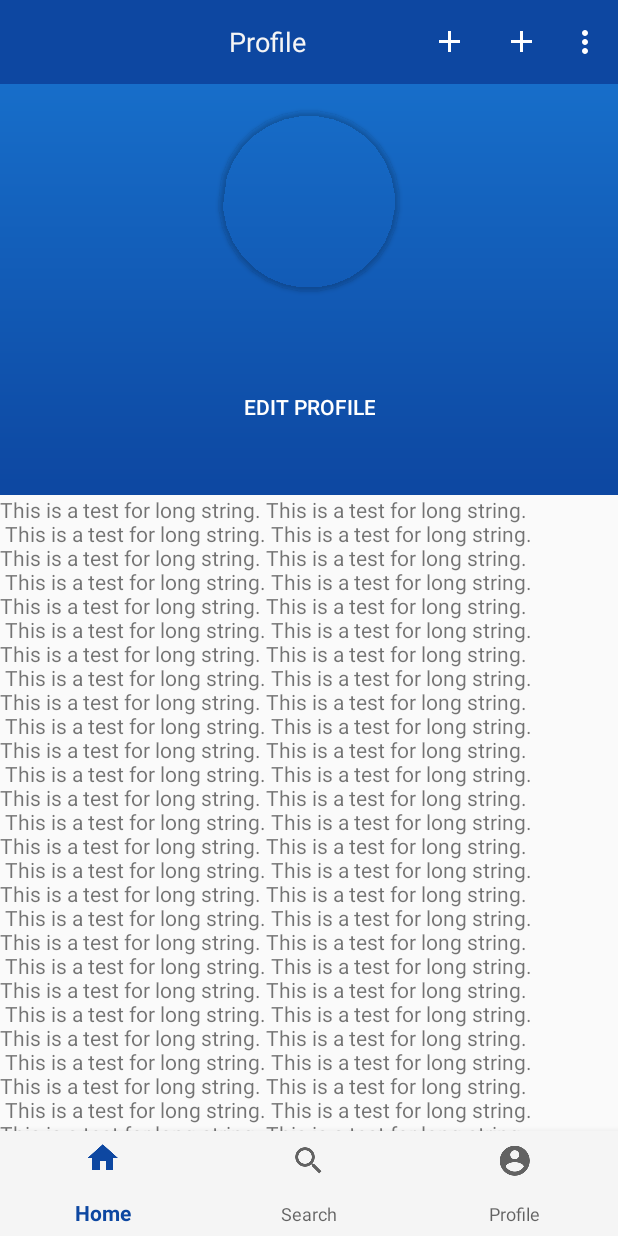
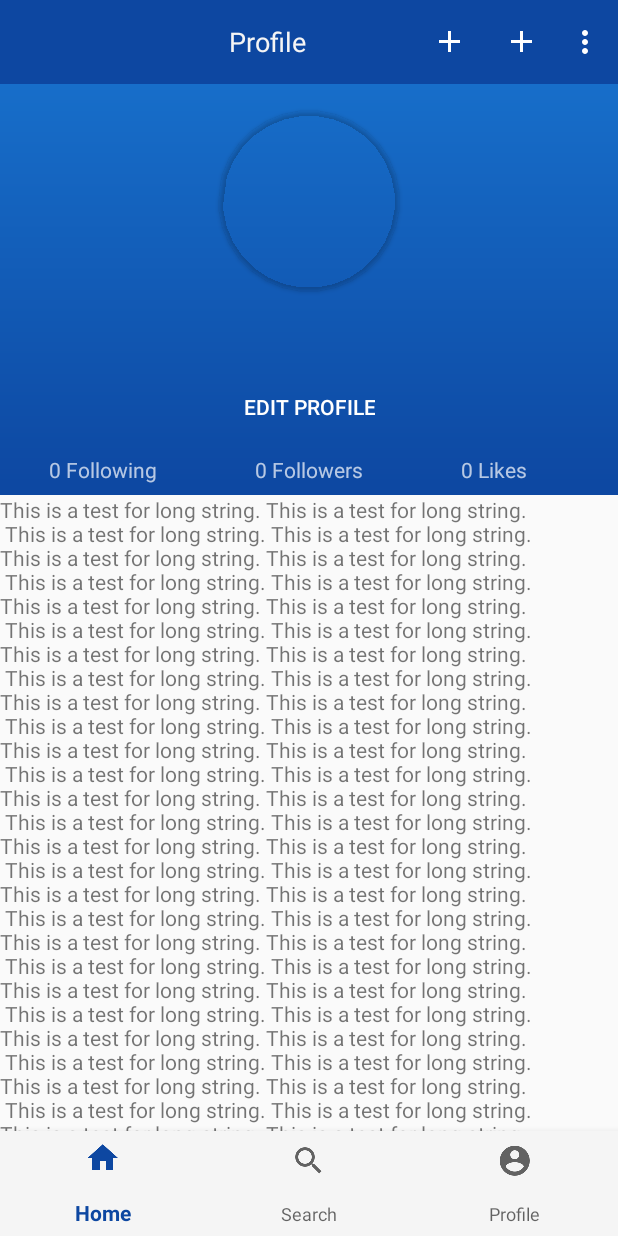
Before and after one commit to maheshgaya/CoolWallpapers, an Android app: the fragment ProfileFragment placed in its activity, on a phone screen of 412 x 824 dp. Run offline under Robolectric (Android 15) with nearby library versions, the phone set to English and light mode, and no system bars; our stand-ins replace ButterKnife, Firebase (no records; nobody signed in at launch, a user with empty details on screens opened directly); libraries missing offline, so code that uses them is left out: com.firebase.ui.

Commit message:
Feat: added realtime database

```diff
--- a/app/build.gradle
+++ b/app/build.gradle
@@ -30,8 +30,9 @@ dependencies {
     //Support libraries and design libraries
     compile 'com.android.support:appcompat-v7:25.1.1'
     compile 'com.android.support:design:25.1.1'
-    compile 'com.android.support:cardview-v7:21.0.+'
-    compile 'com.android.support:recyclerview-v7:21.0.+'
+    compile 'com.android.support:cardview-v7:25.1.1'
+    compile 'com.android.support:recyclerview-v7:25.1.1'
+    compile "com.android.support:gridlayout-v7:25.1.1"
 
     //Dependency Injection
     compile 'com.jakewharton:butterknife:8.5.1'
@@ -40,6 +41,7 @@ dependencies {
     //Firebase
     compile 'com.google.firebase:firebase-auth:10.0.1'
     compile 'com.google.firebase:firebase-messaging:10.0.1'
+    compile 'com.google.firebase:firebase-database:10.0.1'
 
     //Firebase UI
     compile 'com.firebaseui:firebase-ui-auth:1.1.1'
--- /dev/null
+++ b/app/src/main/java/com/maheshgaya/android/coolwallpapers/data/Post.java
@@ -0,0 +1,113 @@
+package com.maheshgaya.android.coolwallpapers.data;
+
+/**
+ * Created by Mahesh Gaya on 2/8/17.
+ */
+
+public class Post {
+
+    public static final String TABLE_NAME = "posts";
+
+    /** keeps a reference to the image on the Storage */
+    private String imageUrl;
+    /** keeps a reference to the submitter */
+    private String uid;
+    /** the title of the post, should be very short */
+    private String title;
+    /** date posted */
+    private String date;
+    /** location, if given by the user */
+    private String location;
+    /** description of the post */
+    private String description;
+    /** category of the post */
+    private String category;
+    /** tags, if any */
+    private String tags;
+
+    /**
+     * Only constructor
+     * @param uid
+     * @param title
+     * @param date
+     * @param description
+     * @param category
+     * @param tags
+     * @param location
+     */
+    public Post(String uid, String title,  String date, String description,
+                String category, String tags, String location){
+        this.uid = uid;
+        this.title = title;
+        this.date = date;
+        this.description = description;
+        this.category = category;
+        this.tags = tags;
+        this.location = location;
+
+    }
+
+    public String getCategory() {
+        return category;
+    }
+
+    public void setCategory(String category) {
+        this.category = category;
+    }
+
+    public String getDate() {
+        return date;
+    }
+
+    public void setDate(String date) {
+        this.date = date;
+    }
+
+    public String getDescription() {
+        return description;
+    }
+
+    public void setDescription(String description) {
+        this.description = description;
+    }
+
+    public String getImageUrl() {
+        return imageUrl;
+    }
+
+    public void setImageUrl(String imageUrl) {
+        this.imageUrl = imageUrl;
+    }
+
+    public String getLocation() {
+        return location;
+    }
+
+    public void setLocation(String location) {
+        this.location = location;
+    }
+
+    public String getTags() {
+        return tags;
+    }
+
+    public void setTags(String tags) {
+        this.tags = tags;
+    }
+
+    public String getTitle() {
+        return title;
+    }
+
+    public void setTitle(String title) {
+        this.title = title;
+    }
+
+    public String getUid() {
+        return uid;
+    }
+
+    public void setUid(String uid) {
+        this.uid = uid;
+    }
+}
--- a/app/src/main/java/com/maheshgaya/android/coolwallpapers/ui/HomeFragment.java
+++ b/app/src/main/java/com/maheshgaya/android/coolwallpapers/ui/HomeFragment.java
@@ -50,7 +50,7 @@ public class HomeFragment extends Fragment {
             @Override
             public boolean onMenuItemClick(MenuItem item) {
                 Log.d(TAG, "onMenuItemClick: adding");
-                //TODO: Start add post activity
+                //TODO: Start AddPostActivity
                 return true;
             }
         });
--- a/app/src/main/java/com/maheshgaya/android/coolwallpapers/ui/MainActivity.java
+++ b/app/src/main/java/com/maheshgaya/android/coolwallpapers/ui/MainActivity.java
@@ -1,16 +1,12 @@
 package com.maheshgaya.android.coolwallpapers.ui;
 
 import android.content.Intent;
-import android.net.Uri;
-import android.os.Build;
 import android.support.annotation.NonNull;
 import android.support.design.widget.BottomNavigationView;
 import android.support.v4.app.Fragment;
 import android.support.v4.app.FragmentManager;
-import android.support.v4.app.FragmentTransaction;
 import android.support.v7.app.AppCompatActivity;
 import android.os.Bundle;
-import android.support.v7.widget.Toolbar;
 import android.util.Log;
 import android.view.MenuItem;
 import android.widget.Toast;
@@ -23,8 +19,12 @@ import com.google.android.gms.tasks.OnCompleteListener;
 import com.google.android.gms.tasks.Task;
 import com.google.firebase.auth.FirebaseAuth;
 import com.google.firebase.auth.FirebaseUser;
+import com.google.firebase.database.DatabaseReference;
+import com.google.firebase.database.FirebaseDatabase;
 import com.maheshgaya.android.coolwallpapers.BuildConfig;
 import com.maheshgaya.android.coolwallpapers.R;
+import com.maheshgaya.android.coolwallpapers.data.Post;
+import com.maheshgaya.android.coolwallpapers.util.DateUtils;
 
 import java.util.Arrays;
 
@@ -44,6 +44,11 @@ public class MainActivity extends AppCompatActivity {
     private FirebaseAuth mFirebaseAuth;
     /** current user */
     private FirebaseUser mUser;
+    /** realtime database */
+    private FirebaseDatabase mFirebaseDatabase;
+    /** realtime database reference */
+    private DatabaseReference mPostDBReference;
+
 
     /**
      * initializes the views and adds listeners for the controls
@@ -56,7 +61,9 @@ public class MainActivity extends AppCompatActivity {
         setContentView(R.layout.activity_main);
         ButterKnife.bind(this);
 
+        //get authentication
         mFirebaseAuth = FirebaseAuth.getInstance();
+        //get current user
         mUser = mFirebaseAuth.getCurrentUser();
         if (mUser == null){
             //redirect to login
@@ -68,7 +75,17 @@ public class MainActivity extends AppCompatActivity {
             String uid = mUser.getUid();
         }*/
 
+        /** initialization of the realtime database */
+        mFirebaseDatabase = FirebaseDatabase.getInstance();
+        mPostDBReference = mFirebaseDatabase.getReference(Post.TABLE_NAME);
 
+        if (mUser != null) {
+            mPostDBReference.setValue(new Post(mUser.getUid(), "Test Image", DateUtils.getCurrentDate(),
+                    "This is a test", "nature", "tree, test", "currentlocation"));
+            Log.d(TAG, "onCreate: post data");
+        }
+
+        //bottom navigation initialization
         mFragmentManager = getSupportFragmentManager();
 
         //initialize the home fragment to the main container
@@ -139,6 +156,9 @@ public class MainActivity extends AppCompatActivity {
 
             if (resultCode == ResultCodes.OK) {
                 // Successfully signed in
+                mUser = mFirebaseAuth.getCurrentUser();
+
+
             } else {
                 // Sign in failed
                 if (response == null) {
@@ -175,7 +195,6 @@ public class MainActivity extends AppCompatActivity {
                         Toast.makeText(getApplicationContext(), getString(R.string.sign_out_success), Toast.LENGTH_SHORT).show();
                         //redirect to login activity
                         requireLogin();
-
                     }
                 });
     }
--- a/app/src/main/java/com/maheshgaya/android/coolwallpapers/ui/ProfileFragment.java
+++ b/app/src/main/java/com/maheshgaya/android/coolwallpapers/ui/ProfileFragment.java
@@ -43,6 +43,9 @@ public class ProfileFragment extends Fragment {
     @BindView(R.id.profile_name)TextView mProfileNameTextView;
     @BindView(R.id.profile_image_view)ImageView mProfileImageView;
     @BindView(R.id.edit_profile_button)Button mEditProfileButton;
+    @BindView(R.id.follower_textview)TextView mFollowerTextView;
+    @BindView(R.id.following_textview)TextView mFollowingTextView;
+    @BindView(R.id.likes_textview)TextView mLikesTextView;
 
     /** gets the current user */
     private FirebaseUser mUser;
@@ -72,7 +75,9 @@ public class ProfileFragment extends Fragment {
             @Override
             public void onOffsetChanged(AppBarLayout appBarLayout, int verticalOffset) {
                 if (appBarLayout.getTotalScrollRange() + verticalOffset == 0){
-                    mToolbarTitle.setText(mUser.getDisplayName());
+                    if (mUser != null) {
+                        mToolbarTitle.setText(mUser.getDisplayName());
+                    }
                 } else {
                     mToolbarTitle.setText(getActivity().getString(R.string.bottom_nav_profile));
                 }
@@ -92,6 +97,7 @@ public class ProfileFragment extends Fragment {
         return rootView;
     }
 
+
     /**
      *
      * @param savedInstanceState
@@ -106,7 +112,13 @@ public class ProfileFragment extends Fragment {
     public void onActivityCreated(@Nullable Bundle savedInstanceState) {
         super.onActivityCreated(savedInstanceState);
         mUser = ((MainActivity)getActivity()).getCurrentUser();
-        mProfileNameTextView.setText(mUser.getDisplayName());
+        if (mUser != null) {
+            mProfileNameTextView.setText(mUser.getDisplayName());
+            mFollowerTextView.setText(0 + " " + getString(R.string.followers));
+            mFollowingTextView.setText(0 + " " + getString(R.string.following));
+            mLikesTextView.setText(0 + " " + getString(R.string.likes));
+
+        }
     }
 
     @Override
@@ -117,7 +129,7 @@ public class ProfileFragment extends Fragment {
             @Override
             public boolean onMenuItemClick(MenuItem item) {
                 Log.d(TAG, "onMenuItemClick: adding");
-                //TODO: Start add post activity
+                //TODO: Start add Post activity
                 return true;
             }
         });
--- /dev/null
+++ b/app/src/main/java/com/maheshgaya/android/coolwallpapers/util/DateUtils.java
@@ -0,0 +1,46 @@
+package com.maheshgaya.android.coolwallpapers.util;
+
+import android.util.Log;
+
+import java.text.DateFormat;
+import java.text.ParseException;
+import java.text.SimpleDateFormat;
+import java.util.Calendar;
+import java.util.Locale;
+
+/**
+ * Created by Mahesh Gaya on 2/8/17.
+ */
+
+public class DateUtils {
+
+    private static final String TAG = DateUtils.class.getSimpleName();
+
+    /**
+     * Get the date in Feb 08, 2017
+     * @param date
+     * @return
+     */
+    public static String getFriendlyDate(String date){
+        DateFormat dateFormat = new SimpleDateFormat("MMM dd, yyyy", Locale.getDefault());
+        try {
+            return dateFormat.parse(date).toString();
+        } catch (ParseException e) {
+            Log.e(TAG, "getFriendlyDate: ", e);
+            e.printStackTrace();
+            return null;
+        }
+
+    }
+
+    /**
+     * Get the current date in 02/08/2017
+     * @return
+     */
+    public static String getCurrentDate(){
+        DateFormat dateFormat = new SimpleDateFormat("MM/dd/yyyy", Locale.getDefault());
+        Calendar calendar = Calendar.getInstance();
+        return dateFormat.format(calendar.getTime());
+    }
+
+}
--- a/app/src/main/res/layout/profile_detail.xml
+++ b/app/src/main/res/layout/profile_detail.xml
@@ -1,19 +1,19 @@
 <?xml version="1.0" encoding="utf-8"?>
 <!-- profile -->
-<GridLayout
+<android.support.v7.widget.GridLayout
     xmlns:android="http://schemas.android.com/apk/res/android"
     xmlns:app="http://schemas.android.com/apk/res-auto"
     xmlns:tools="http://schemas.android.com/tools"
     android:layout_marginTop="?attr/actionBarSize"
     app:layout_scrollFlags="scroll|enterAlwaysCollapsed"
     app:layout_collapseMode="parallax"
-    android:columnCount="3"
-    android:rowCount="2"
+    app:columnCount="3"
+    app:rowCount="2"
     android:layout_width="match_parent"
     android:layout_height="wrap_content">
     <LinearLayout
-        android:layout_row="0"
-        android:layout_columnSpan="3"
+        app:layout_row="0"
+        app:layout_columnSpan="3"
         android:orientation="vertical"
         android:layout_height="wrap_content"
         android:layout_width="match_parent">
@@ -65,34 +65,33 @@
 
     <TextView
         tools:text="# followers"
-        android:layout_column="1"
-        android:layout_row="1"
-        android:layout_columnWeight="1"
+        app:layout_column="1"
+        app:layout_row="1"
+        app:layout_columnWeight="1"
         android:id="@+id/follower_textview"
-        android:stretchMode="spacingWidthUniform"
         android:layout_height="wrap_content"
         android:layout_width="wrap_content"
-        android:layout_gravity="center_horizontal"/>
+        app:layout_gravity="center_horizontal"/>
 
     <TextView
+        android:paddingRight="28dp"
+        android:paddingEnd="28dp"
         tools:text="# likes"
-        android:layout_column="2"
-        android:layout_row="1"
-        android:layout_columnWeight="1"
+        app:layout_column="2"
+        app:layout_row="1"
+        app:layout_columnWeight="1"
         android:id="@+id/likes_textview"
-        android:stretchMode="spacingWidthUniform"
         android:layout_height="wrap_content"
         android:layout_width="wrap_content"
-        android:layout_gravity="center_horizontal"/>
+        app:layout_gravity="center_horizontal"/>
 
     <TextView
         tools:text="# following"
-        android:layout_column="0"
-        android:layout_row="1"
-        android:layout_columnWeight="1"
+        app:layout_column="0"
+        app:layout_row="1"
+        app:layout_columnWeight="1"
         android:id="@+id/following_textview"
-        android:stretchMode="spacingWidthUniform"
         android:layout_height="wrap_content"
         android:layout_width="wrap_content"
-        android:layout_gravity="center_horizontal"/>
-</GridLayout>
+        app:layout_gravity="center_horizontal"/>
+</android.support.v7.widget.GridLayout>
--- a/app/src/main/res/values/strings.xml
+++ b/app/src/main/res/values/strings.xml
@@ -16,6 +16,7 @@
     <string name="following_user_button">@string/following</string>
     <string name="followers">Followers</string>
     <string name="following">Following</string>
+    <string name="likes">Likes</string>
 
     <!-- Error Handling and messages -->
     <string name="no_internet_connection">No internet connection available!</string>
```
